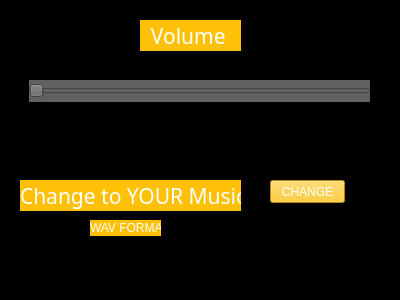
Before: the Qt Designer form Design/set.ui in Xemonay/Brain-Dev, drawn with Qt 5.
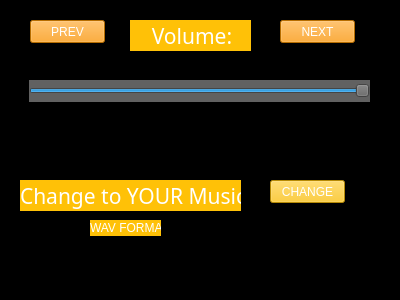
After: the same form once the commit is applied.

```diff
--- a/Design/set.ui
+++ b/Design/set.ui
@@ -20,9 +20,9 @@
   <widget class="QLabel" name="label">
    <property name="geometry">
     <rect>
-     <x>140</x>
+     <x>130</x>
      <y>20</y>
-     <width>101</width>
+     <width>121</width>
      <height>31</height>
     </rect>
    </property>
@@ -38,7 +38,7 @@
 </string>
    </property>
    <property name="text">
-    <string>  Volume</string>
+    <string>    Volume:</string>
    </property>
   </widget>
   <widget class="QLabel" name="label_2">
@@ -118,10 +118,49 @@
    <property name="maximum">
     <number>100</number>
    </property>
+   <property name="value">
+    <number>100</number>
+   </property>
    <property name="orientation">
     <enum>Qt::Horizontal</enum>
    </property>
   </widget>
+  <widget class="QPushButton" name="next_music">
+   <property name="geometry">
+    <rect>
+     <x>280</x>
+     <y>20</y>
+     <width>75</width>
+     <height>23</height>
+    </rect>
+   </property>
+   <property name="styleSheet">
+    <string notr="true">color: white;
+background-color: #FF9800;
+</string>
+   </property>
+   <property name="text">
+    <string>NEXT</string>
+   </property>
+  </widget>
+  <widget class="QPushButton" name="pre_music">
+   <property name="geometry">
+    <rect>
+     <x>30</x>
+     <y>20</y>
+     <width>75</width>
+     <height>23</height>
+    </rect>
+   </property>
+   <property name="styleSheet">
+    <string notr="true">color: white;
+background-color: #FF9800;
+</string>
+   </property>
+   <property name="text">
+    <string>PREV</string>
+   </property>
+  </widget>
  </widget>
  <resources/>
  <connections/>
```
Left out of the diff: 4 changed lines with no effect on the pictures.
